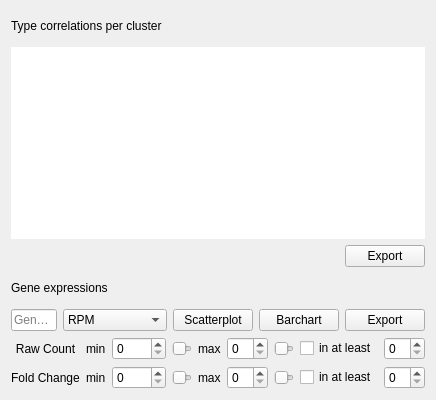
Before: the Qt Designer form TabWidget.ui in KaikiasVind/CellBadger, drawn with Qt 5.
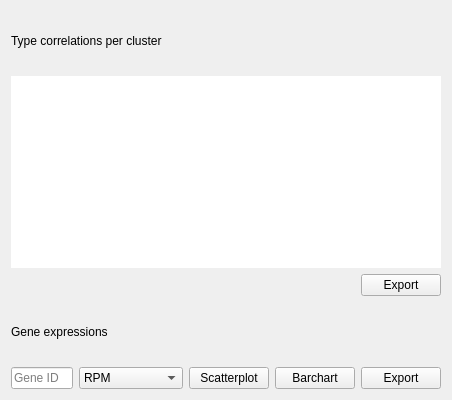
After: the same form once the commit is applied.

Commit message: Moved the widget for the analysis filter options from TabWidget to MainWindow. Values are updated only on switching to another tab.

```diff
--- a/TabWidget.ui
+++ b/TabWidget.ui
@@ -6,7 +6,7 @@
    <rect>
     <x>0</x>
     <y>0</y>
-    <width>436</width>
+    <width>452</width>
     <height>400</height>
    </rect>
   </property>
@@ -205,200 +205,6 @@
    <item>
     <layout class="QHBoxLayout" name="horizontalLayoutGeneExpressionTable"/>
    </item>
-   <item>
-    <layout class="QGridLayout" name="gridLayoutFilterOptions">
-     <property name="sizeConstraint">
-      <enum>QLayout::SetDefaultConstraint</enum>
-     </property>
-     <item row="2" column="7">
-      <widget class="QSlider" name="horizontalSliderFilterOptionsRawCountCutOffMax">
-       <property name="pageStep">
-        <number>0</number>
-       </property>
-       <property name="orientation">
-        <enum>Qt::Horizontal</enum>
-       </property>
-      </widget>
-     </item>
-     <item row="3" column="7">
-      <widget class="QSlider" name="horizontalSliderFilterOptionsFoldChangeCutOffMax">
-       <property name="pageStep">
-        <number>0</number>
-       </property>
-       <property name="orientation">
-        <enum>Qt::Horizontal</enum>
-       </property>
-      </widget>
-     </item>
-     <item row="2" column="6">
-      <widget class="QSpinBox" name="spinBoxFilterOptionsRawCountCutOffMax"/>
-     </item>
-     <item row="3" column="8">
-      <widget class="QCheckBox" name="checkBoxFilterOptionsFoldChangeCutOfftInAtLeast">
-       <property name="contextMenuPolicy">
-        <enum>Qt::NoContextMenu</enum>
-       </property>
-       <property name="toolTip">
-        <string>The cut-off must be me in at least n clusters</string>
-       </property>
-       <property name="layoutDirection">
-        <enum>Qt::LeftToRight</enum>
-       </property>
-       <property name="autoFillBackground">
-        <bool>false</bool>
-       </property>
-       <property name="text">
-        <string>in at least</string>
-       </property>
-      </widget>
-     </item>
-     <item row="3" column="0">
-      <widget class="QLabel" name="labelFilteOptionsrFoldChangeCutOff">
-       <property name="text">
-        <string>Fold Change</string>
-       </property>
-       <property name="alignment">
-        <set>Qt::AlignCenter</set>
-       </property>
-      </widget>
-     </item>
-     <item row="3" column="9">
-      <widget class="QSpinBox" name="spinBoxFilterOptionsFoldChangeCutOffInAtLeast">
-       <property name="enabled">
-        <bool>true</bool>
-       </property>
-      </widget>
-     </item>
-     <item row="2" column="4">
-      <widget class="QSlider" name="horizontalSliderFilterOptionsRawCountCutOffMin">
-       <property name="cursor">
-        <cursorShape>ArrowCursor</cursorShape>
-       </property>
-       <property name="maximum">
-        <number>5000</number>
-       </property>
-       <property name="pageStep">
-        <number>0</number>
-       </property>
-       <property name="orientation">
-        <enum>Qt::Horizontal</enum>
-       </property>
-       <property name="invertedAppearance">
-        <bool>false</bool>
-       </property>
-       <property name="invertedControls">
-        <bool>false</bool>
-       </property>
-      </widget>
-     </item>
-     <item row="2" column="8">
-      <widget class="QCheckBox" name="checkBoxFilterOptionsRawCountCutOffInAtLeast">
-       <property name="contextMenuPolicy">
-        <enum>Qt::NoContextMenu</enum>
-       </property>
-       <property name="toolTip">
-        <string>The cut-off must be me in at least n clusters</string>
-       </property>
-       <property name="text">
-        <string>in at least</string>
-       </property>
-       <property name="iconSize">
-        <size>
-         <width>16</width>
-         <height>16</height>
-        </size>
-       </property>
-      </widget>
-     </item>
-     <item row="2" column="3">
-      <widget class="QSpinBox" name="spinBoxFilterOptionsRawCountCutOffMin">
-       <property name="maximum">
-        <number>5000</number>
-       </property>
-      </widget>
-     </item>
-     <item row="3" column="4">
-      <widget class="QSlider" name="horizontalSliderFilterOptionsFoldChangeCutOffMin">
-       <property name="maximum">
-        <number>50</number>
-       </property>
-       <property name="pageStep">
-        <number>0</number>
-       </property>
-       <property name="orientation">
-        <enum>Qt::Horizontal</enum>
-       </property>
-      </widget>
-     </item>
-     <item row="3" column="5">
-      <widget class="QLabel" name="labelFilterOptionsFoldChangeCutOffMax">
-       <property name="toolTip">
-        <string>The maximum raw count value.</string>
-       </property>
-       <property name="text">
-        <string>max</string>
-       </property>
-      </widget>
-     </item>
-     <item row="2" column="0">
-      <widget class="QLabel" name="labelFilterOptionsRawCountCutOff">
-       <property name="text">
-        <string>Raw Count</string>
-       </property>
-       <property name="alignment">
-        <set>Qt::AlignCenter</set>
-       </property>
-      </widget>
-     </item>
-     <item row="2" column="9">
-      <widget class="QSpinBox" name="spinBoxFilterOptionsRawCountCutOffInAtLeast">
-       <property name="enabled">
-        <bool>true</bool>
-       </property>
-      </widget>
-     </item>
-     <item row="3" column="3">
-      <widget class="QSpinBox" name="spinBoxFilterOptionsFoldChangeCutOffMin">
-       <property name="maximum">
-        <number>50</number>
-       </property>
-      </widget>
-     </item>
-     <item row="2" column="1">
-      <widget class="QLabel" name="labelFilterOptionsRawCountCutOffMin">
-       <property name="toolTip">
-        <string>The minimum raw count value.</string>
-       </property>
-       <property name="text">
-        <string>min</string>
-       </property>
-      </widget>
-     </item>
-     <item row="2" column="5">
-      <widget class="QLabel" name="labelFilterOptionsRawCountCutOffMax">
-       <property name="toolTip">
-        <string>The maximum raw count value.</string>
-       </property>
-       <property name="text">
-        <string>max</string>
-       </property>
-      </widget>
-     </item>
-     <item row="3" column="1">
-      <widget class="QLabel" name="labelFilterOptionsFoldChangeCutOffMin">
-       <property name="toolTip">
-        <string>The minimum raw count value.</string>
-       </property>
-       <property name="text">
-        <string>min</string>
-       </property>
-      </widget>
-     </item>
-     <item row="3" column="6">
-      <widget class="QSpinBox" name="spinBoxFilterOptionsFoldChangeCutOffMax"/>
-     </item>
-    </layout>
-   </item>
   </layout>
  </widget>
  <resources/>
```
The commit also changes 7 other files.
